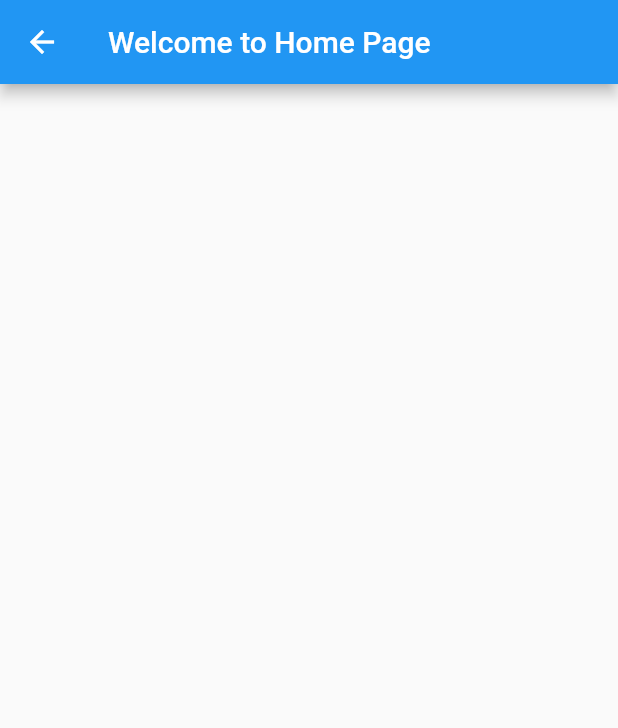
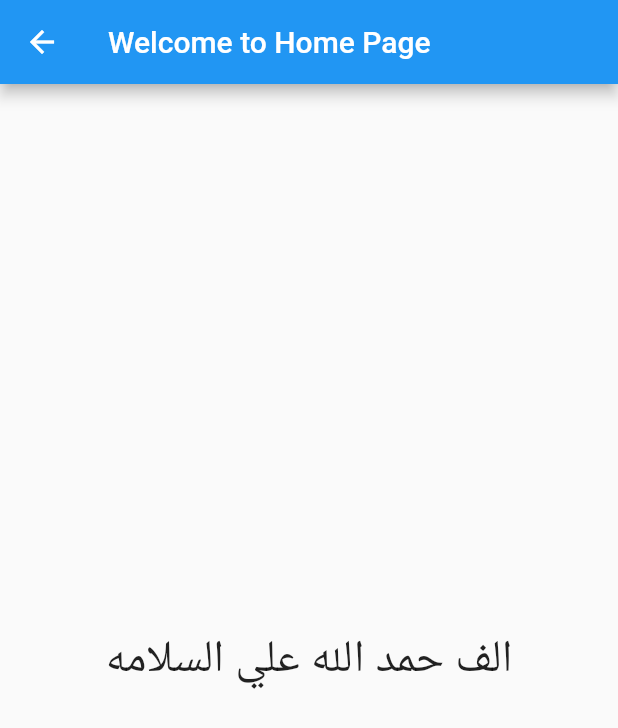
Before and after one commit to Nadineh-dev/Autikid_application, a Flutter app: the HomeScreen screen opened directly, on a phone screen of 412 x 824 dp. Shown: the top 728 px of the screen. Run offline on Flutter 3.47's test engine with Material 2 defaults, Android fonts, the phone set to English and light mode, and no system bars; our stand-ins replace animated_splash_screen, bloc, conditional_builder_null_safety, dio, flutter_bloc, fluttertoast and 1 more; accounts and stored records are empty.

Commit message:
second commit

```diff
--- a/lib/main.dart
+++ b/lib/main.dart
@@ -12,7 +12,7 @@ import 'network/remote/dio_helper.dart';
 void main() {
   Bloc.observer = MyBlocObserver();
   DioHelper.init();
-  CacheHelper.init();
+  //CacheHelper.init();
   runApp(AutikidApp());
 }
 
--- a/lib/network/remote/dio_helper.dart
+++ b/lib/network/remote/dio_helper.dart
@@ -6,7 +6,7 @@ class DioHelper {
 
    static init(){
     dio=Dio(BaseOptions(
-      baseUrl: "http://192.168.1.118/api/",
+      baseUrl: "http://192.168.1.205:9000/api/",
       receiveDataWhenStatusError: true,
 
       ));
--- a/lib/screens/home_screen.dart
+++ b/lib/screens/home_screen.dart
@@ -7,6 +7,9 @@ class HomeScreen extends StatelessWidget {
 
   @override
   Widget build(BuildContext context) {
-    return Scaffold(appBar: AppBar(title: Text("Welcome to Home Page")),);
+    return Scaffold(
+      appBar: AppBar(title: Text("Welcome to Home Page")),
+      body: Center(child: Text("الف حمد الله علي السلامه",style: TextStyle(fontSize: 30),)),
+      );
   }
 }
```
Also changed, not shown: 1 other file.
